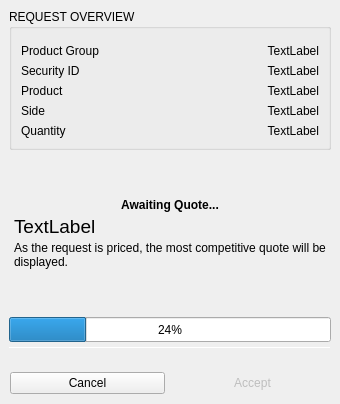
Above: BlockSettleUILib/RequestingQuoteWidget.ui from BlockSettle/terminal before the change. Below: the same form after it.
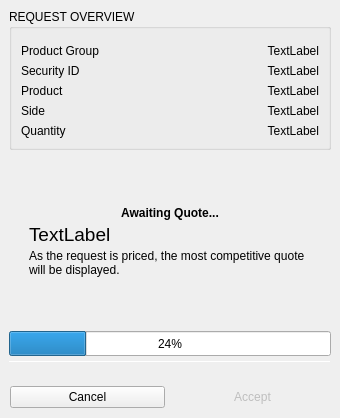
That is the form after the change.

Commit message: Changed margins in oval widget, fixed progress bar value printing.

What changed in the file:
```diff
--- a/BlockSettleUILib/RequestingQuoteWidget.ui
+++ b/BlockSettleUILib/RequestingQuoteWidget.ui
@@ -7,7 +7,7 @@
     <x>0</x>
     <y>0</y>
     <width>340</width>
-    <height>404</height>
+    <height>418</height>
    </rect>
   </property>
   <property name="sizePolicy">
@@ -416,13 +416,13 @@
              <number>3</number>
             </property>
             <property name="leftMargin">
-             <number>5</number>
+             <number>20</number>
             </property>
             <property name="topMargin">
              <number>5</number>
             </property>
             <property name="rightMargin">
-             <number>5</number>
+             <number>20</number>
             </property>
             <property name="bottomMargin">
              <number>5</number>
```
The commit also changes 1 other file.
